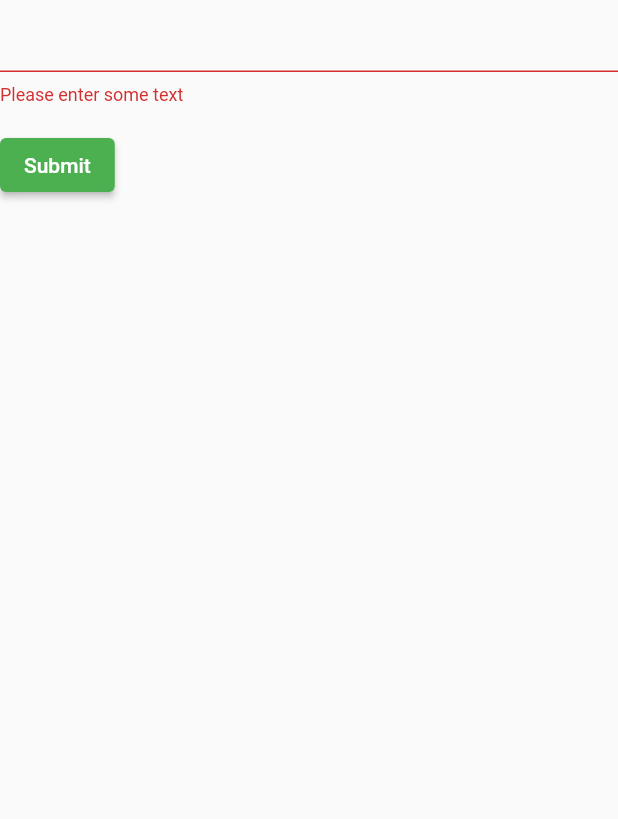
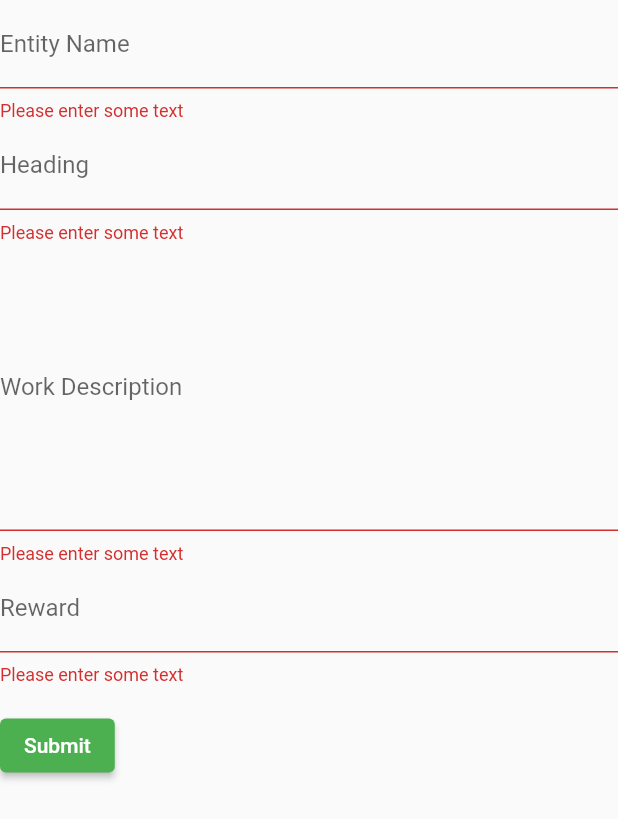
Before and after one commit to neeltron/the_good_samaritan, a Flutter app: the MyCustomForm widget shown alone on an empty page, opened directly, after a tap on "Submit", on a phone screen of 412 x 824 dp. Shown: the top 819 px of the screen. Run offline on Flutter 3.47's test engine with Material 2 defaults, Android fonts, the phone set to English and light mode, and no system bars.

```diff
--- a/lib/main.dart
+++ b/lib/main.dart
@@ -49,7 +49,7 @@ class SecondRoute extends StatelessWidget {
                 onPressed: () {
                   Navigator.push(
                     context,
-                    MaterialPageRoute(builder: (context) => VolunteerRoute()),
+                    MaterialPageRoute(builder: (context) => const VolunteerRoute()),
                   );
                 },
               ),
@@ -159,6 +159,10 @@ class MyCustomFormState extends State<MyCustomForm> {
 
         children: [
           TextFormField(
+              decoration: const InputDecoration(
+              border: UnderlineInputBorder(),
+              labelText: 'Entity Name',
+            ),
             validator: (value) {
               if (value == null || value.isEmpty) {
                 return 'Please enter some text';
@@ -166,6 +170,44 @@ class MyCustomFormState extends State<MyCustomForm> {
               return null;
             },
           ),
+          TextFormField(
+            decoration: const InputDecoration(
+              border: UnderlineInputBorder(),
+              labelText: 'Heading',
+            ),
+            validator: (value) {
+              if (value == null || value.isEmpty) {
+                return 'Please enter some text';
+              }
+              return null;
+            },
+          ),
+          TextFormField(
+            maxLines: 8,
+            decoration: const InputDecoration(
+              border: UnderlineInputBorder(),
+              labelText: 'Work Description',
+            ),
+            validator: (value) {
+              if (value == null || value.isEmpty) {
+                return 'Please enter some text';
+              }
+              return null;
+            },
+          ),
+          TextFormField(
+            decoration: const InputDecoration(
+              border: UnderlineInputBorder(),
+              labelText: 'Reward',
+            ),
+            validator: (value) {
+              if (value == null || value.isEmpty) {
+                return 'Please enter some text';
+              }
+              return null;
+            },
+          ),
+
           Padding(
             padding: const EdgeInsets.symmetric(vertical: 16.0),
             child: ElevatedButton(
```
